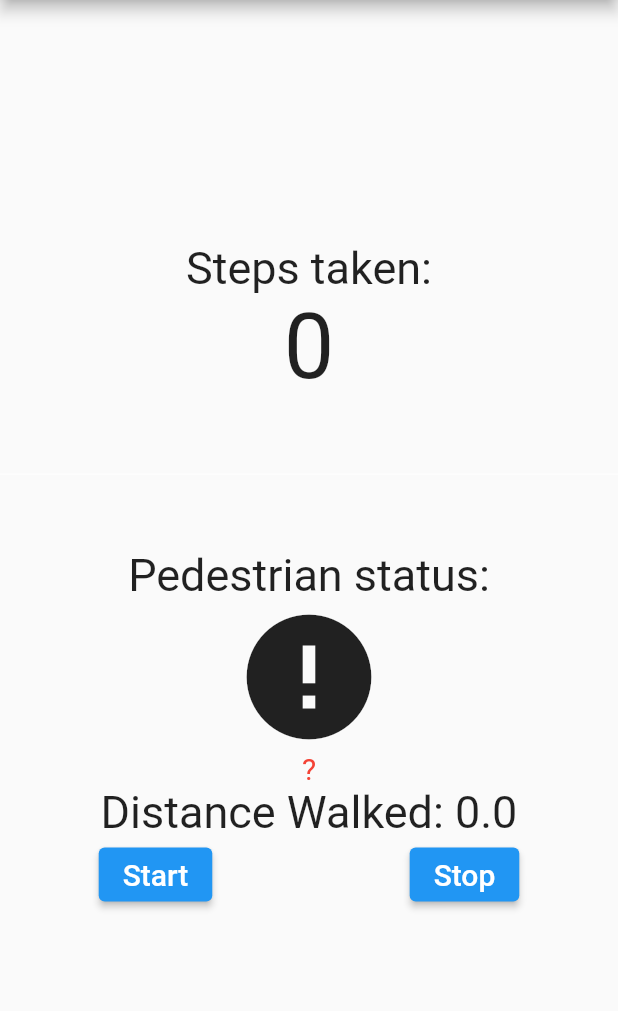
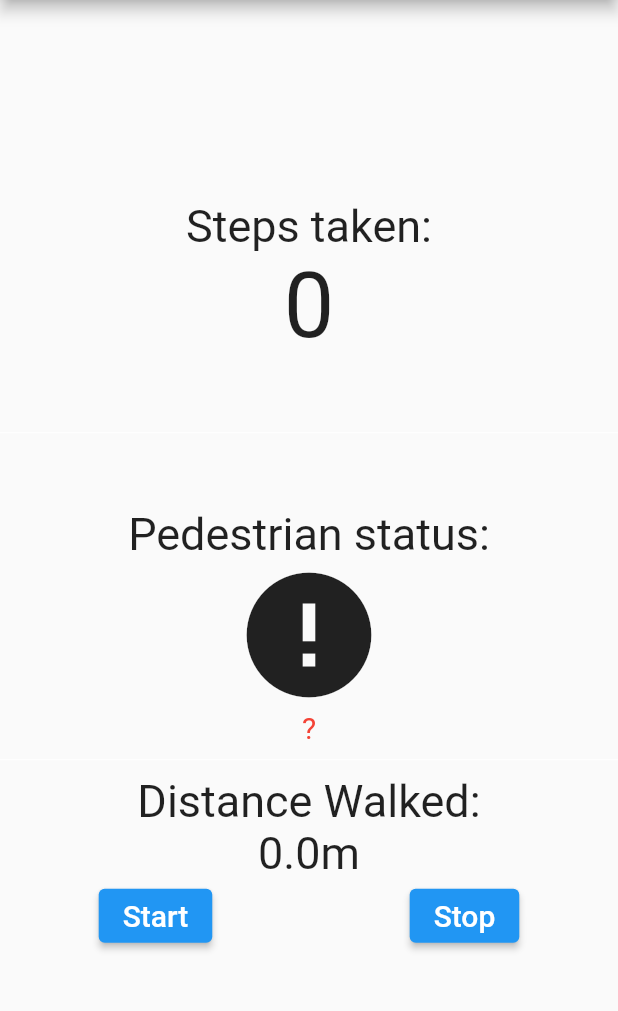
Before and after one commit to DingYiJustin/MoveUST-Test, a Flutter app: the screen it shows after launch, on a phone screen of 412 x 824 dp, the part 84-1095 px from its top. Run offline on Flutter 3.47's test engine with Material 2 defaults, Android fonts, the phone set to English and light mode, and no system bars; our stand-ins replace location, pedometer, permission_handler; missing offline and left inert: dart:ffi; statements that could not run were skipped.

Commit message:
minor changes

```diff
--- a/lib/pedometer/PedometerSplit.dart
+++ b/lib/pedometer/PedometerSplit.dart
@@ -135,14 +135,20 @@ class PedoCheckState extends State<PedoCheck> {
 
 
   Future<void> initPlatformState() async {
-    loc = locationSettings(setParentState: setState, status: _status);
-    await loc.initalSettings(context);
 
     _pedestrianStatusStream = Pedometer.pedestrianStatusStream;
+
+
     statusSubscript = _pedestrianStatusStream
         .listen(onPedestrianStatusChanged);
     statusSubscript.onError(onPedestrianStatusError);
     statusSubscript.pause();
+
+    loc = locationSettings(setParentState: setState, status: _status);
+    // print('1');
+    await loc.initalSettings(context);
+    // print("object");
+
 
     // _stepCountStream = Pedometer.stepCountStream;
     // stepSubscript=_stepCountStream.listen(onStepCount);
@@ -320,11 +326,19 @@ class PedoCheckState extends State<PedoCheck> {
                       : TextStyle(fontSize: 20, color: Colors.red),
                 ),
               ) ,
+              Divider(
+                height: 20,
+                thickness: 0,
+                color: Colors.white,
+              ),
               Center(
-                child: Text(
-                  'Distance Walked: ${loc.totalDist}',
-                  style: TextStyle(fontSize: 30),
-                ),
+                child:
+                Column(
+                  children: [Text('Distance Walked:',style: TextStyle(fontSize: 30),),
+                  Text('${loc.totalDist.toStringAsFixed(1)}m',style: TextStyle(fontSize: 30),)
+                ],
+                )
+
               ),
               Row(
                 mainAxisAlignment: MainAxisAlignment.spaceAround,
```
Also changed, not shown: lib/main.dart (+8 -1 lines), lib/pedometer/Pedometer.dart (+11 -11 lines), lib/pedometer/locationSetting.dart (+33 -0 lines), lib/pedometer/customDialog.dart (added), 52 other files.
